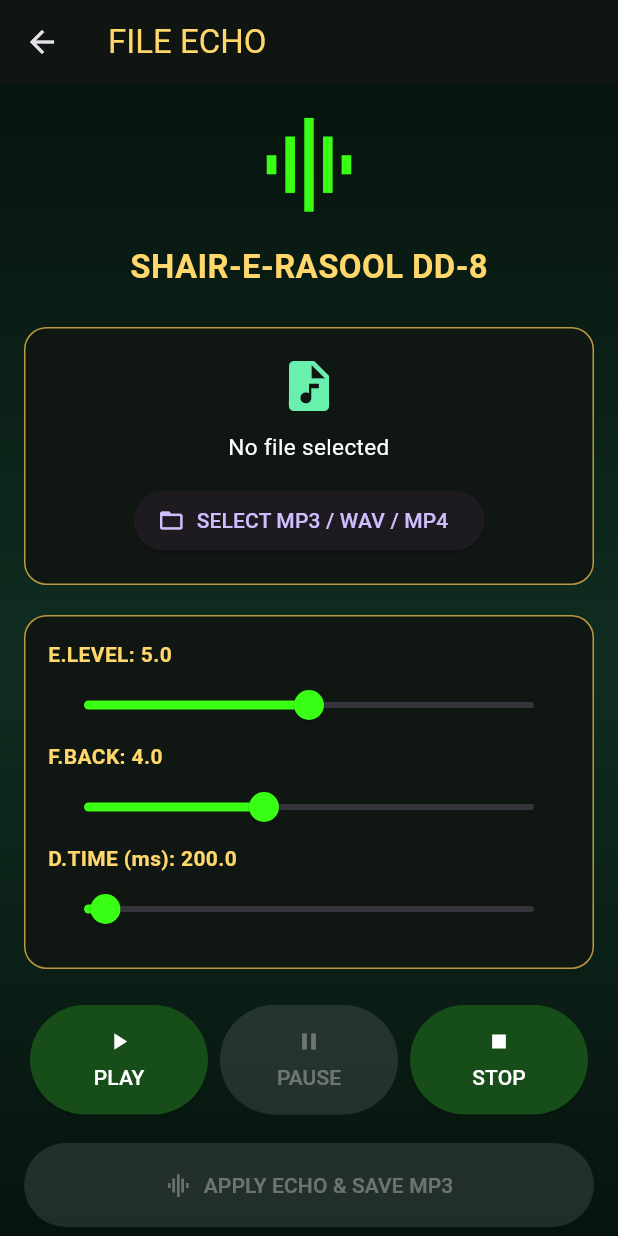
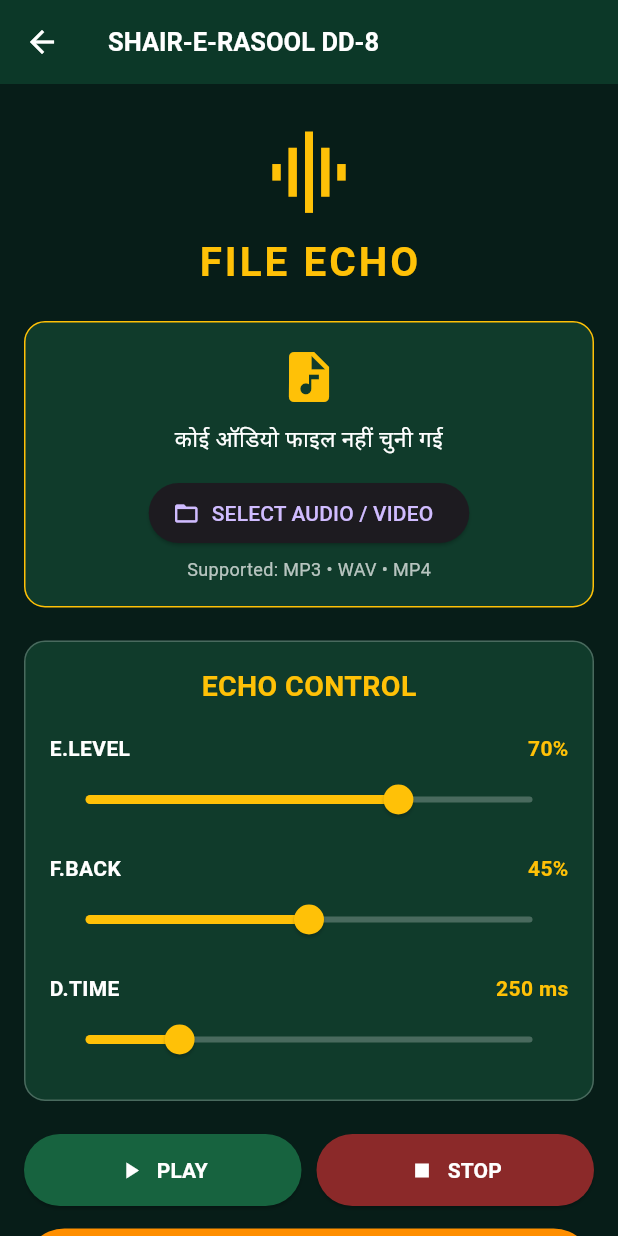
Before and after one commit to iammrsbi/SHAIR-E-RASOOL-DD8, a Flutter app: the FileEchoScreen screen opened directly, on a phone screen of 412 x 824 dp. Run offline on Flutter 3.47's test engine with Material 3 defaults, Android fonts, the phone set to English and light mode, and no system bars; our stand-ins replace file_picker, just_audio, share_plus; missing offline and left inert: ffmpeg_kit_flutter_new_audio.

Commit message:
Update file_echo.dart

```diff
--- a/lib/file_echo.dart
+++ b/lib/file_echo.dart
@@ -1,4 +1,5 @@
 
+import 'dart:async';
 import 'dart:io';
 
 import 'package:flutter/material.dart';
@@ -21,156 +22,182 @@ class _FileEchoScreenState extends State<FileEchoScreen> {
 
   String? inputPath;
   String? outputPath;
-  String fileName = 'No file selected';
+  String fileName = 'कोई ऑडियो फाइल नहीं चुनी गई';
 
-  double delayTime = 200;
-  double feedback = 4;
-  double effectLevel = 5;
+  double effectLevel = 0.70;
+  double feedback = 0.45;
+  double delayTime = 250;
 
-  bool processing = false;
-  bool playing = false;
+  bool isPlaying = false;
+  bool isProcessing = false;
 
-  Future<void> chooseFile() async {
+  StreamSubscription<PlayerState>? playerSubscription;
+
+  @override
+  void initState() {
+    super.initState();
+
+    playerSubscription = player.playerStateStream.listen((state) {
+      if (!mounted) return;
+
+      setState(() {
+        isPlaying = state.playing;
+      });
+    });
+  }
+
+  Future<void> pickAudioFile() async {
     try {
       final result = await FilePicker.platform.pickFiles(
         type: FileType.custom,
         allowedExtensions: ['mp3', 'wav', 'mp4'],
+        allowMultiple: false,
       );
 
       if (result == null || result.files.isEmpty) return;
 
-      final selected = result.files.single;
+      final path = result.files.single.path;
 
-      if (selected.path == null) {
-        showMessage('File path nahi mila. Dobara select karein.');
+      if (path == null || !File(path).existsSync()) {
+        showMessage('यह फाइल नहीं खुल सकी। दूसरी फाइल चुनें।');
         return;
       }
 
       await player.stop();
 
       setState(() {
-        inputPath = selected.path;
-        fileName = selected.name;
+        inputPath = path;
         outputPath = null;
-        playing = false;
+        fileName = result.files.single.name;
+        isPlaying = false;
       });
 
-      showMessage('File selected successfully');
+      await player.setFilePath(path);
+
+      showMessage('फाइल सफलतापूर्वक चुनी गई');
     } catch (e) {
-      showMessage('File error: $e');
+      showMessage('फाइल खोलने में समस्या: $e');
     }
   }
 
   Future<void> playPause() async {
     if (inputPath == null && outputPath == null) {
-      showMessage('Pehle audio file select karein');
+      showMessage('पहले ऑडियो फाइल चुनें');
       return;
     }
 
     try {
       if (player.playing) {
         await player.pause();
-        setState(() => playing = false);
       } else {
-        if (player.processingState == ProcessingState.idle ||
-            player.processingState == ProcessingState.completed) {
-          await player.setFilePath(outputPath ?? inputPath!);
+        if (player.processingState == ProcessingState.completed) {
+          await player.seek(Duration.zero);
         }
-
-        setState(() => playing = true);
-        player.play();
+        unawaited(player.play());
       }
     } catch (e) {
-      showMessage('Playback error: $e');
+      showMessage('Playback में समस्या: $e');
     }
   }
 
   Future<void> stopAudio() async {
     await player.stop();
-    setState(() => playing = false);
+    if (!mounted) return;
+
+    setState(() {
+      isPlaying = false;
+    });
   }
 
-  Future<void> processEcho() async {
+  Future<void> makeEcho() async {
     if (inputPath == null) {
-      showMessage('Pehle MP3, WAV ya MP4 select karein');
+      showMessage('पहले MP3, WAV या MP4 फाइल चुनें');
       return;
     }
 
-    if (processing) return;
+    if (isProcessing) return;
 
-    setState(() => processing = true);
+    setState(() {
+      isProcessing = true;
+    });
 
     try {
       await player.stop();
-      setState(() => playing = false);
 
       final directory = await getApplicationDocumentsDirectory();
 
-      final output =
-          '${directory.path}/SHAIR_E_RASOOL_ECHO_${DateTime.now().millisecondsSinceEpoch}.mp3';
+      final outputFile =
+          '${directory.path}/echo_${DateTime.now().millisecondsSinceEpoch}.mp3';
 
       final delay = delayTime.round();
-      final fb = (feedback / 10).clamp(0.1, 0.8);
-      final level = (effectLevel / 10).clamp(0.1, 1.0);
+      final decay = feedback.clamp(0.0, 0.90);
+      final inputGain = effectLevel.clamp(0.0, 1.0);
 
-      final filter =
-          'aecho=$level:0.9:$delay|${delay * 2}|${delay * 3}:$fb|${fb * 0.65}|${fb * 0.4}';
+      final secondDelay = delay * 2;
+      final secondDecay = decay * 0.70;
 
-      final session = await FFmpegKit.executeWithArguments([
+      final echoFilter =
+          'aecho=$inputGain:0.9:$delay|$secondDelay:$decay|$secondDecay';
+
+      final arguments = [
         '-y',
         '-i',
         inputPath!,
         '-vn',
         '-af',
-        filter,
+        echoFilter,
         '-codec:a',
         'libmp3lame',
         '-q:a',
         '2',
-        output,
-      ]);
+        outputFile,
+      ];
+
+      final session =
+          await FFmpegKit.executeWithArguments(arguments);
 
       final returnCode = await session.getReturnCode();
 
       if (ReturnCode.isSuccess(returnCode) &&
-          await File(output).exists()) {
-        setState(() => outputPath = output);
-        await player.setFilePath(output);
+          File(outputFile).existsSync()) {
+        setState(() {
+          outputPath = outputFile;
+        });
 
-        showMessage('Echo MP3 successfully ready!');
+        await player.setFilePath(outputFile);
+
+        showMessage('Echo तैयार हो गया!');
       } else {
-        final logs = await session.getLogs();
-        final errorText = logs
-            .map((log) => log.getMessage())
-            .take(4)
-            .join('\n');
-
-        showMessage('Echo processing failed: $errorText');
+        final logs = await session.getOutput();
+        showMessage('Echo नहीं बन पाया। फाइल या फॉर्मेट जाँचें।');
+        debugPrint('FFmpeg error: $logs');
       }
     } catch (e) {
-      showMessage('Processing error: $e');
+      showMessage('Echo बनाने में समस्या: $e');
     } finally {
       if (mounted) {
-        setState(() => processing = false);
+        setState(() {
+          isProcessing = false;
+        });
       }
     }
   }
 
-  Future<void> shareAudio() async {
-    if (outputPath == null) {
-      showMessage('Pehle Echo MP3 banayein');
+  Future<void> shareEcho() async {
+    if (outputPath == null || !File(outputPath!).existsSync()) {
+      showMessage('पहले Echo तैयार करें');
       return;
     }
 
     try {
       await SharePlus.instance.share(
         ShareParams(
+          text: 'SHAIR-E-RASOOL DD-8 - Echo Audio',
           files: [XFile(outputPath!)],
-          text: 'SHAIR-E-RASOOL DD-8 Echo Audio',
         ),
       );
     } catch (e) {
-      showMessage('Share error: $e');
+      showMessage('Share करने में समस्या: $e');
     }
   }
 
@@ -178,59 +205,77 @@ class _FileEchoScreenState extends State<FileEchoScreen> {
     if (!mounted) return;
 
     ScaffoldMessenger.of(context).showSnackBar(
-      SnackBar(content: Text(message)),
+      SnackBar(
+        content: Text(message),
+        backgroundColor: const Color(0xFF174B35),
+      ),
     );
   }
 
-  Widget controlSlider(
-    String title,
-    double value,
-    double min,
-    double max,
-    ValueChanged<double> onChanged,
-  ) {
+  Widget controlSlider({
+    required String title,
+    required String valueText,
+    required double value,
+    required double min,
+    required double max,
+    required ValueChanged<double> onChanged,
+  }) {
     return Column(
       crossAxisAlignment: CrossAxisAlignment.start,
       children: [
+        Row(
+          mainAxisAlignment: MainAxisAlignment.spaceBetween,
+          children: [
             Text(
-          '$title: ${value.toStringAsFixed(1)}',
+              title,
               style: const TextStyle(
-            color: Color(0xFFFFD76A),
+                color: Colors.white,
                 fontWeight: FontWeight.bold,
               ),
+            ),
+            Text(
+              valueText,
+              style: const TextStyle(
+                color: Colors.amber,
+                fontWeight: FontWeight.bold,
+              ),
+            ),
+          ],
         ),
         Slider(
           value: value,
           min: min,
           max: max,
-          activeColor: const Color(0xFF39FF14),
+          activeColor: Colors.amber,
+          inactiveColor: Colors.white24,
           onChanged: onChanged,
         ),
       ],
     );
   }
 
-  Widget actionButton(
-    String title,
-    IconData icon,
-    VoidCallback? action,
-  ) {
+  Widget actionButton({
+    required String title,
+    required IconData icon,
+    required VoidCallback? onTap,
+    Color color = const Color(0xFF17633F),
+  }) {
     return Expanded(
-      child: Padding(
-        padding: const EdgeInsets.all(4),
-        child: ElevatedButton(
-          onPressed: action,
+      child: ElevatedButton.icon(
+        onPressed: onTap,
+        icon: Icon(icon, color: Colors.white),
+        label: Text(
+          title,
+          style: const TextStyle(
+            color: Colors.white,
+            fontWeight: FontWeight.bold,
+          ),
+        ),
         style: ElevatedButton.styleFrom(
-            backgroundColor: const Color(0xFF164D19),
-            foregroundColor: Colors.white,
-            padding: const EdgeInsets.symmetric(vertical: 15),
-          ),
-          child: Column(
-            children: [
-              Icon(icon),
-              const SizedBox(height: 5),
-              Text(title),
-            ],
+          backgroundColor: color,
+          padding: const EdgeInsets.symmetric(
+            vertical: 14,
+            horizontal: 8,
           ),
         ),
       ),
@@ -239,6 +284,7 @@ class _FileEchoScreenState extends State<FileEchoScreen> {
 
   @override
   void dispose() {
+    playerSubscription?.cancel();
     player.dispose();
     super.dispose();
   }
@@ -246,62 +292,58 @@ class _FileEchoScreenState extends State<FileEchoScreen> {
   @override
   Widget build(BuildContext context) {
     return Scaffold(
-      backgroundColor: const Color(0xFF06140D),
+      backgroundColor: const Color(0xFF071D18),
       appBar: AppBar(
+        backgroundColor: const Color(0xFF0C3828),
+        foregroundColor: Colors.white,
         title: const Text(
-          'FILE ECHO',
-          style: TextStyle(color: Color(0xFFFFD76A)),
-        ),
-        backgroundColor: const Color(0xFF101512),
-      ),
-      body: Container(
-        decoration: const BoxDecoration(
-          gradient: LinearGradient(
-            colors: [
-              Color(0xFF06140D),
-              Color(0xFF102C20),
-              Color(0xFF06140D),
-            ],
-            begin: Alignment.topCenter,
-            end: Alignment.bottomCenter,
+          'SHAIR-E-RASOOL DD-8',
+          style: TextStyle(
+            fontWeight: FontWeight.bold,
+            fontSize: 17,
           ),
         ),
-        child: SafeArea(
+      ),
+      body: SafeArea(
         child: SingleChildScrollView(
           padding: const EdgeInsets.all(16),
           child: Column(
             children: [
+              const SizedBox(height: 10),
+
               const Icon(
                 Icons.graphic_eq,
-                  color: Color(0xFF39FF14),
-                  size: 75,
+                color: Colors.amber,
+                size: 65,
               ),
-                const SizedBox(height: 15),
+
+              const SizedBox(height: 8),
+
               const Text(
-                  'SHAIR-E-RASOOL DD-8',
+                'FILE ECHO',
                 style: TextStyle(
-                    color: Color(0xFFFFD76A),
-                    fontSize: 22,
+                  color: Colors.amber,
+                  fontSize: 27,
                   fontWeight: FontWeight.bold,
+                  letterSpacing: 2,
                 ),
               ),
-                const SizedBox(height: 25),
+
+              const SizedBox(height: 20),
 
               Container(
                 width: double.infinity,
-                  padding: const EdgeInsets.all(18),
+                padding: const EdgeInsets.all(16),
                 decoration: BoxDecoration(
-                    color: const Color(0xEE101511),
-                    borderRadius: BorderRadius.circular(15),
-                    border: Border.all(
-                      color: const Color(0xFFB99A42),
-                    ),
+                  color: const Color(0xFF103B2B),
+                  borderRadius: BorderRadius.circular(14),
+                  border: Border.all(color: Colors.amber),
                 ),
                 child: Column(
                   children: [
                     const Icon(
                       Icons.audio_file,
-                        color: Colors.greenAccent,
+                      color: Colors.amber,
                       size: 40,
                     ),
                     const SizedBox(height: 10),
@@ -315,70 +357,103 @@ class _FileEchoScreenState extends State<FileEchoScreen> {
                     ),
                     const SizedBox(height: 15),
                     ElevatedButton.icon(
-                        onPressed: chooseFile,
+                      onPressed:
+                          isProcessing ? null : pickAudioFile,
                       icon: const Icon(Icons.folder_open),
-                        label: const Text('SELECT MP3 / WAV / MP4'),
+                      label: const Text('SELECT AUDIO / VIDEO'),
+                    ),
+                    const SizedBox(height: 5),
+                    const Text(
+                      'Supported: MP3 • WAV • MP4',
+                      style: TextStyle(
+                        color: Colors.white70,
+                        fontSize: 12,
+                      ),
                     ),
                   ],
                 ),
               ),
 
-                const SizedBox(height: 20),
+              const SizedBox(height: 22),
 
               Container(
-                  padding: const EdgeInsets.all(15),
+                padding: const EdgeInsets.all(16),
                 decoration: BoxDecoration(
-                    color: const Color(0xEE101511),
-                    borderRadius: BorderRadius.circular(15),
-                    border: Border.all(
-                      color: const Color(0xFFB99A42),
-                    ),
+                  color: const Color(0xFF103B2B),
+                  borderRadius: BorderRadius.circular(14),
+                  border: Border.all(color: Colors.white24),
                 ),
                 child: Column(
                   children: [
+                    const Text(
+                      'ECHO CONTROL',
+                      style: TextStyle(
+                        color: Colors.amber,
+                        fontSize: 19,
+                        fontWeight: FontWeight.bold,
+                      ),
+                    ),
+                    const SizedBox(height: 18),
+
                     controlSlider(
-                        'E.LEVEL',
-                        effectLevel,
-                        0,
-                        10,
-                        (v) => setState(() => effectLevel = v),
+                      title: 'E.LEVEL',
+                      valueText:
+                          '${(effectLevel * 100).round()}%',
+                      value: effectLevel,
+                      min: 0,
+                      max: 1,
+                      onChanged: (value) {
+                        setState(() => effectLevel = value);
+                      },
                     ),
+
+                    const SizedBox(height: 12),
+
                     controlSlider(
-                        'F.BACK',
-                        feedback,
-                        0,
-                        10,
-                        (v) => setState(() => feedback = v),
+                      title: 'F.BACK',
+                      valueText:
+                          '${(feedback * 100).round()}%',
+                      value: feedback,
+                      min: 0,
+                      max: 0.90,
+                      onChanged: (value) {
+                        setState(() => feedback = value);
+                      },
                     ),
+
+                    const SizedBox(height: 12),
+
                     controlSlider(
-                        'D.TIME (ms)',
-                        delayTime,
-                        50,
-                        3200,
-                        (v) => setState(() => delayTime = v),
+                      title: 'D.TIME',
+                      valueText: '${delayTime.round()} ms',
+                      value: delayTime,
+                      min: 50,
+                      max: 1000,
+                      onChanged: (value) {
+                        setState(() => delayTime = value);
+                      },
                     ),
                   ],
                 ),
               ),
 
-                const SizedBox(height: 20),
+              const SizedBox(height: 22),
 
               Row(
                 children: [
                   actionButton(
-                      'PLAY',
-                      Icons.play_arrow,
-                      playPause,
+                    title: isPlaying ? 'PAUSE' : 'PLAY',
+                    icon: isPlaying
+                        ? Icons.pause
+                        : Icons.play_arrow,
+                    onTap: playPause,
                   ),
+                  const SizedBox(width: 10),
                   actionButton(
-                      'PAUSE',
-                      Icons.pause,
-                      player.playing ? playPause : null,
-                    ),
-                    actionButton(
-                      'STOP',
-                      Icons.stop,
-                      stopAudio,
+                    title: 'STOP',
+                    icon: Icons.stop,
+                    color: const Color(0xFF8B2929),
+                    onTap: stopAudio,
                   ),
                 ],
               ),
@@ -388,27 +463,28 @@ class _FileEchoScreenState extends State<FileEchoScreen> {
               SizedBox(
                 width: double.infinity,
                 child: ElevatedButton.icon(
-                    onPressed: processing || inputPath == null
-                        ? null
-                        : processEcho,
-                    icon: processing
+                  onPressed: isProcessing ? null : makeEcho,
+                  icon: isProcessing
                       ? const SizedBox(
-                            width: 18,
-                            height: 18,
+                          width: 19,
+                          height: 19,
                           child: CircularProgressIndicator(
                             strokeWidth: 2,
+                            color: Colors.white,
                           ),
                         )
                       : const Icon(Icons.graphic_eq),
                   label: Text(
-                      processing
-                          ? 'PROCESSING ECHO...'
-                          : 'APPLY ECHO & SAVE MP3',
+                    isProcessing
+                        ? 'PLEASE WAIT...'
+                        : 'CREATE ECHO MP3',
                   ),
                   style: ElevatedButton.styleFrom(
-                      backgroundColor: const Color(0xFF176522),
+                    backgroundColor: Colors.amber.shade800,
                     foregroundColor: Colors.white,
-                      padding: const EdgeInsets.all(18),
+                    padding: const EdgeInsets.symmetric(
+                      vertical: 17,
+                    ),
                   ),
                 ),
               ),
@@ -418,31 +494,43 @@ class _FileEchoScreenState extends State<FileEchoScreen> {
               SizedBox(
                 width: double.infinity,
                 child: ElevatedButton.icon(
-                    onPressed: outputPath == null ? null : shareAudio,
+                  onPressed: outputPath == null ? null : shareEcho,
                   icon: const Icon(Icons.share),
                   label: const Text('SHARE ECHO MP3'),
                   style: ElevatedButton.styleFrom(
-                      backgroundColor: const Color(0xFF173D75),
+                    backgroundColor: const Color(0xFF17633F),
                     foregroundColor: Colors.white,
-                      padding: const EdgeInsets.all(16),
+                    padding: const EdgeInsets.symmetric(
+                      vertical: 15,
+                    ),
                   ),
                 ),
               ),
 
-                const SizedBox(height: 20),
+              const SizedBox(height: 25),
+
+              const Text(
+                'NAAT • AUDIO • DIGITAL DELAY',
+                style: TextStyle(
+                  color: Colors.white54,
+                  fontSize: 11,
+                  letterSpacing: 1,
+                ),
+              ),
+
+              const SizedBox(height: 5),
 
               const Text(
                 'Developer: IDRISH',
                 style: TextStyle(
-                    color: Color(0xFFFFD76A),
-                    letterSpacing: 1.5,
+                  color: Colors.amber,
+                  fontSize: 12,
                 ),
               ),
             ],
           ),
         ),
       ),
-      ),
     );
   }
 }
```
Lines whose indentation alone changed are shown as unchanged.
